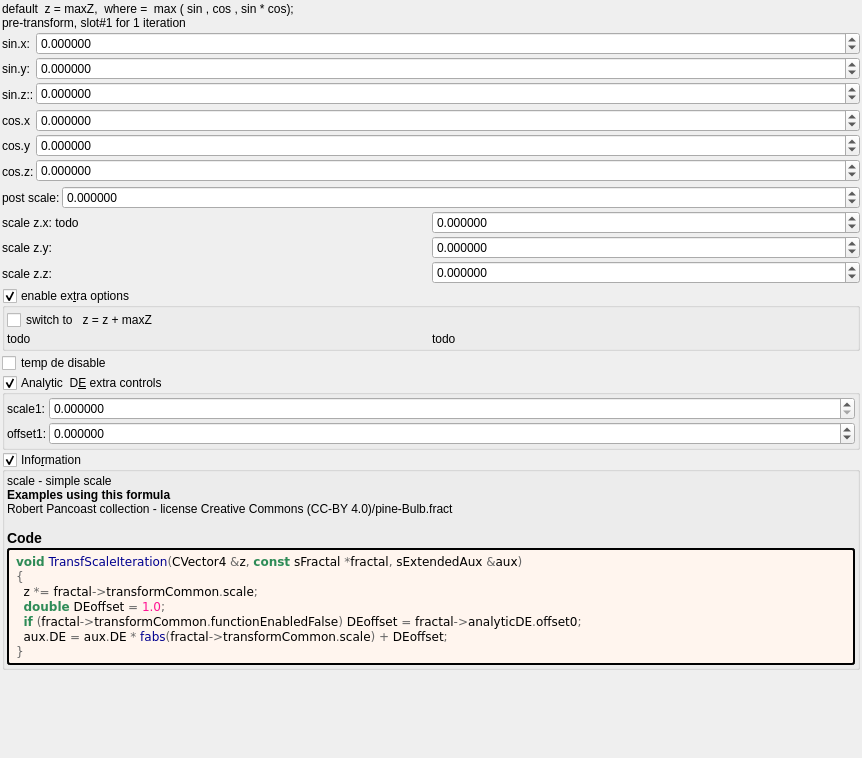
This is mandelbulber2/formula/ui/transf_sin_and_cos_max.ui in buddhi1980/mandelbulber2 as Qt 5 draws it before an edit. The edited form follows.
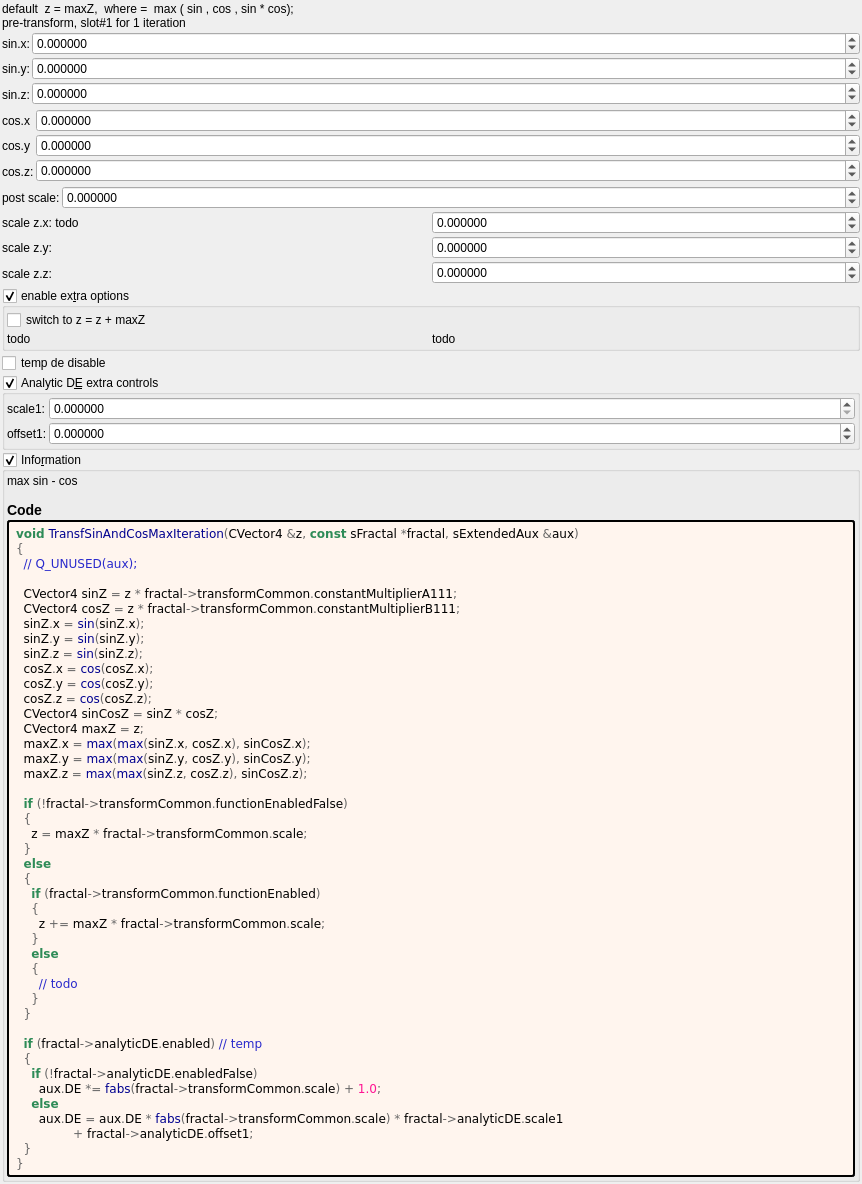
This is the edited form. Custom widgets are drawn as their Qt base class.

Commit message: Corrected calculation of r in OpenCL ComputeFractal for scator formulas Applied PopulateUI populateUiInformation.php script to update .cl files

Patch:
```diff
--- a/mandelbulber2/formula/ui/transf_sin_and_cos_max.ui
+++ b/mandelbulber2/formula/ui/transf_sin_and_cos_max.ui
@@ -59,7 +59,7 @@
      <item row="2" column="0" rowspan="2">
       <widget class="QLabel" name="label_108">
        <property name="text">
-        <string>sin.z::</string>
+        <string>sin.z:</string>
        </property>
       </widget>
      </item>
@@ -461,7 +461,7 @@
         <item row="0" column="1">
          <widget class="QCheckBox" name="checkBox_transf_function_enabled">
           <property name="text">
-           <string>switch to   z = z + maxZ</string>
+           <string>switch to z = z + maxZ</string>
           </property>
          </widget>
         </item>
@@ -483,7 +483,7 @@
       <string>&lt;html&gt;&lt;head/&gt;&lt;body&gt;&lt;p&gt;Adjusts the DE every time this slot is iterated.&lt;/p&gt;&lt;p&gt;The aim is to keep these parameters as low as possible.&lt;/p&gt;&lt;p&gt;High values improve the DE, but detail is lost.&lt;/p&gt;&lt;p&gt;Occasionally a negative Offset value is used. &lt;/p&gt;&lt;/body&gt;&lt;/html&gt;</string>
      </property>
      <property name="title">
-      <string>Analytic  D&amp;E extra controls</string>
+      <string>Analytic D&amp;E extra controls</string>
      </property>
      <property name="checkable">
       <bool>true</bool>
@@ -614,9 +614,9 @@
       <item>
        <widget class="QLabel" name="label_information_general">
         <property name="text">
-         <string notr="true">&lt;p&gt;scale - simple scale&lt;/p&gt;&lt;table&gt;
+         <string notr="true">&lt;p&gt;max sin - cos&lt;/p&gt;&lt;table&gt;
 &lt;/table&gt;
-&lt;br&gt;&lt;b&gt;Examples using this formula&lt;/b&gt;&lt;br&gt;Robert Pancoast collection - license Creative Commons (CC-BY 4.0)/pine-Bulb.fract&lt;h3&gt;Code&lt;/h3&gt;</string>
+&lt;h3&gt;Code&lt;/h3&gt;</string>
         </property>
         <property name="wordWrap">
          <bool>true</bool>
@@ -636,12 +636,48 @@
         </property>
         <property name="text">
          <string notr="true">&lt;body style=&quot;background-color:#fff5ee&quot;&gt;
-&lt;pre style=&quot;color:#000000; background-color:#fff5ee;  font-family:'Courier New',monospace;&quot;&gt;&lt;span style=&quot;color:#2e8b57; font-weight:bold&quot;&gt;void&lt;/span&gt; &lt;span style=&quot;color:#00008f&quot;&gt;TransfScaleIteration&lt;/span&gt;&lt;span style=&quot;color:#676767&quot;&gt;(&lt;/span&gt;CVector4 &lt;span style=&quot;color:#676767&quot;&gt;&amp;amp;&lt;/span&gt;z&lt;span style=&quot;color:#676767&quot;&gt;,&lt;/span&gt; &lt;span style=&quot;color:#2e8b57; font-weight:bold&quot;&gt;const&lt;/span&gt; sFractal &lt;span style=&quot;color:#676767&quot;&gt;*&lt;/span&gt;fractal&lt;span style=&quot;color:#676767&quot;&gt;,&lt;/span&gt; sExtendedAux &lt;span style=&quot;color:#676767&quot;&gt;&amp;amp;&lt;/span&gt;aux&lt;span style=&quot;color:#676767&quot;&gt;)&lt;/span&gt;
+&lt;pre style=&quot;color:#000000; background-color:#fff5ee;  font-family:'Courier New',monospace;&quot;&gt;&lt;span style=&quot;color:#2e8b57; font-weight:bold&quot;&gt;void&lt;/span&gt; &lt;span style=&quot;color:#00008f&quot;&gt;TransfSinAndCosMaxIteration&lt;/span&gt;&lt;span style=&quot;color:#676767&quot;&gt;(&lt;/span&gt;CVector4 &lt;span style=&quot;color:#676767&quot;&gt;&amp;amp;&lt;/span&gt;z&lt;span style=&quot;color:#676767&quot;&gt;,&lt;/span&gt; &lt;span style=&quot;color:#2e8b57; font-weight:bold&quot;&gt;const&lt;/span&gt; sFractal &lt;span style=&quot;color:#676767&quot;&gt;*&lt;/span&gt;fractal&lt;span style=&quot;color:#676767&quot;&gt;,&lt;/span&gt; sExtendedAux &lt;span style=&quot;color:#676767&quot;&gt;&amp;amp;&lt;/span&gt;aux&lt;span style=&quot;color:#676767&quot;&gt;)&lt;/span&gt;
 &lt;span style=&quot;color:#676767&quot;&gt;{&lt;/span&gt;
-  z &lt;span style=&quot;color:#676767&quot;&gt;*=&lt;/span&gt; fractal&lt;span style=&quot;color:#676767&quot;&gt;-&amp;gt;&lt;/span&gt;transformCommon&lt;span style=&quot;color:#676767&quot;&gt;.&lt;/span&gt;scale&lt;span style=&quot;color:#676767&quot;&gt;;&lt;/span&gt;
-  &lt;span style=&quot;color:#2e8b57; font-weight:bold&quot;&gt;double&lt;/span&gt; DEoffset &lt;span style=&quot;color:#676767&quot;&gt;=&lt;/span&gt; &lt;span style=&quot;color:#ff1493&quot;&gt;1.0&lt;/span&gt;&lt;span style=&quot;color:#676767&quot;&gt;;&lt;/span&gt;
-  &lt;span style=&quot;color:#2e8b57; font-weight:bold&quot;&gt;if&lt;/span&gt; &lt;span style=&quot;color:#676767&quot;&gt;(&lt;/span&gt;fractal&lt;span style=&quot;color:#676767&quot;&gt;-&amp;gt;&lt;/span&gt;transformCommon&lt;span style=&quot;color:#676767&quot;&gt;.&lt;/span&gt;functionEnabledFalse&lt;span style=&quot;color:#676767&quot;&gt;)&lt;/span&gt; DEoffset &lt;span style=&quot;color:#676767&quot;&gt;=&lt;/span&gt; fractal&lt;span style=&quot;color:#676767&quot;&gt;-&amp;gt;&lt;/span&gt;analyticDE&lt;span style=&quot;color:#676767&quot;&gt;.&lt;/span&gt;offset0&lt;span style=&quot;color:#676767&quot;&gt;;&lt;/span&gt;
-  aux&lt;span style=&quot;color:#676767&quot;&gt;.&lt;/span&gt;DE &lt;span style=&quot;color:#676767&quot;&gt;=&lt;/span&gt; aux&lt;span style=&quot;color:#676767&quot;&gt;.&lt;/span&gt;DE &lt;span style=&quot;color:#676767&quot;&gt;*&lt;/span&gt; &lt;span style=&quot;color:#00008f&quot;&gt;fabs&lt;/span&gt;&lt;span style=&quot;color:#676767&quot;&gt;(&lt;/span&gt;fractal&lt;span style=&quot;color:#676767&quot;&gt;-&amp;gt;&lt;/span&gt;transformCommon&lt;span style=&quot;color:#676767&quot;&gt;.&lt;/span&gt;scale&lt;span style=&quot;color:#676767&quot;&gt;) +&lt;/span&gt; DEoffset&lt;span style=&quot;color:#676767&quot;&gt;;&lt;/span&gt;
+  &lt;span style=&quot;color:#2929cc&quot;&gt;// Q_UNUSED(aux);&lt;/span&gt;
+
+  CVector4 sinZ &lt;span style=&quot;color:#676767&quot;&gt;=&lt;/span&gt; z &lt;span style=&quot;color:#676767&quot;&gt;*&lt;/span&gt; fractal&lt;span style=&quot;color:#676767&quot;&gt;-&amp;gt;&lt;/span&gt;transformCommon&lt;span style=&quot;color:#676767&quot;&gt;.&lt;/span&gt;constantMultiplierA111&lt;span style=&quot;color:#676767&quot;&gt;;&lt;/span&gt;
+  CVector4 cosZ &lt;span style=&quot;color:#676767&quot;&gt;=&lt;/span&gt; z &lt;span style=&quot;color:#676767&quot;&gt;*&lt;/span&gt; fractal&lt;span style=&quot;color:#676767&quot;&gt;-&amp;gt;&lt;/span&gt;transformCommon&lt;span style=&quot;color:#676767&quot;&gt;.&lt;/span&gt;constantMultiplierB111&lt;span style=&quot;color:#676767&quot;&gt;;&lt;/span&gt;
+  sinZ&lt;span style=&quot;color:#676767&quot;&gt;.&lt;/span&gt;x &lt;span style=&quot;color:#676767&quot;&gt;=&lt;/span&gt; &lt;span style=&quot;color:#00008f&quot;&gt;sin&lt;/span&gt;&lt;span style=&quot;color:#676767&quot;&gt;(&lt;/span&gt;sinZ&lt;span style=&quot;color:#676767&quot;&gt;.&lt;/span&gt;x&lt;span style=&quot;color:#676767&quot;&gt;);&lt;/span&gt;
+  sinZ&lt;span style=&quot;color:#676767&quot;&gt;.&lt;/span&gt;y &lt;span style=&quot;color:#676767&quot;&gt;=&lt;/span&gt; &lt;span style=&quot;color:#00008f&quot;&gt;sin&lt;/span&gt;&lt;span style=&quot;color:#676767&quot;&gt;(&lt;/span&gt;sinZ&lt;span style=&quot;color:#676767&quot;&gt;.&lt;/span&gt;y&lt;span style=&quot;color:#676767&quot;&gt;);&lt;/span&gt;
+  sinZ&lt;span style=&quot;color:#676767&quot;&gt;.&lt;/span&gt;z &lt;span style=&quot;color:#676767&quot;&gt;=&lt;/span&gt; &lt;span style=&quot;color:#00008f&quot;&gt;sin&lt;/span&gt;&lt;span style=&quot;color:#676767&quot;&gt;(&lt;/span&gt;sinZ&lt;span style=&quot;color:#676767&quot;&gt;.&lt;/span&gt;z&lt;span style=&quot;color:#676767&quot;&gt;);&lt;/span&gt;
+  cosZ&lt;span style=&quot;color:#676767&quot;&gt;.&lt;/span&gt;x &lt;span style=&quot;color:#676767&quot;&gt;=&lt;/span&gt; &lt;span style=&quot;color:#00008f&quot;&gt;cos&lt;/span&gt;&lt;span style=&quot;color:#676767&quot;&gt;(&lt;/span&gt;cosZ&lt;span style=&quot;color:#676767&quot;&gt;.&lt;/span&gt;x&lt;span style=&quot;color:#676767&quot;&gt;);&lt;/span&gt;
+  cosZ&lt;span style=&quot;color:#676767&quot;&gt;.&lt;/span&gt;y &lt;span style=&quot;color:#676767&quot;&gt;=&lt;/span&gt; &lt;span style=&quot;color:#00008f&quot;&gt;cos&lt;/span&gt;&lt;span style=&quot;color:#676767&quot;&gt;(&lt;/span&gt;cosZ&lt;span style=&quot;color:#676767&quot;&gt;.&lt;/span&gt;y&lt;span style=&quot;color:#676767&quot;&gt;);&lt;/span&gt;
+  cosZ&lt;span style=&quot;color:#676767&quot;&gt;.&lt;/span&gt;z &lt;span style=&quot;color:#676767&quot;&gt;=&lt;/span&gt; &lt;span style=&quot;color:#00008f&quot;&gt;cos&lt;/span&gt;&lt;span style=&quot;color:#676767&quot;&gt;(&lt;/span&gt;cosZ&lt;span style=&quot;color:#676767&quot;&gt;.&lt;/span&gt;z&lt;span style=&quot;color:#676767&quot;&gt;);&lt;/span&gt;
+  CVector4 sinCosZ &lt;span style=&quot;color:#676767&quot;&gt;=&lt;/span&gt; sinZ &lt;span style=&quot;color:#676767&quot;&gt;*&lt;/span&gt; cosZ&lt;span style=&quot;color:#676767&quot;&gt;;&lt;/span&gt;
+  CVector4 maxZ &lt;span style=&quot;color:#676767&quot;&gt;=&lt;/span&gt; z&lt;span style=&quot;color:#676767&quot;&gt;;&lt;/span&gt;
+  maxZ&lt;span style=&quot;color:#676767&quot;&gt;.&lt;/span&gt;x &lt;span style=&quot;color:#676767&quot;&gt;=&lt;/span&gt; &lt;span style=&quot;color:#00008f&quot;&gt;max&lt;/span&gt;&lt;span style=&quot;color:#676767&quot;&gt;(&lt;/span&gt;&lt;span style=&quot;color:#00008f&quot;&gt;max&lt;/span&gt;&lt;span style=&quot;color:#676767&quot;&gt;(&lt;/span&gt;sinZ&lt;span style=&quot;color:#676767&quot;&gt;.&lt;/span&gt;x&lt;span style=&quot;color:#676767&quot;&gt;,&lt;/span&gt; cosZ&lt;span style=&quot;color:#676767&quot;&gt;.&lt;/span&gt;x&lt;span style=&quot;color:#676767&quot;&gt;),&lt;/span&gt; sinCosZ&lt;span style=&quot;color:#676767&quot;&gt;.&lt;/span&gt;x&lt;span style=&quot;color:#676767&quot;&gt;);&lt;/span&gt;
+  maxZ&lt;span style=&quot;color:#676767&quot;&gt;.&lt;/span&gt;y &lt;span style=&quot;color:#676767&quot;&gt;=&lt;/span&gt; &lt;span style=&quot;color:#00008f&quot;&gt;max&lt;/span&gt;&lt;span style=&quot;color:#676767&quot;&gt;(&lt;/span&gt;&lt;span style=&quot;color:#00008f&quot;&gt;max&lt;/span&gt;&lt;span style=&quot;color:#676767&quot;&gt;(&lt;/span&gt;sinZ&lt;span style=&quot;color:#676767&quot;&gt;.&lt;/span&gt;y&lt;span style=&quot;color:#676767&quot;&gt;,&lt;/span&gt; cosZ&lt;span style=&quot;color:#676767&quot;&gt;.&lt;/span&gt;y&lt;span style=&quot;color:#676767&quot;&gt;),&lt;/span&gt; sinCosZ&lt;span style=&quot;color:#676767&quot;&gt;.&lt;/span&gt;y&lt;span style=&quot;color:#676767&quot;&gt;);&lt;/span&gt;
+  maxZ&lt;span style=&quot;color:#676767&quot;&gt;.&lt;/span&gt;z &lt;span style=&quot;color:#676767&quot;&gt;=&lt;/span&gt; &lt;span style=&quot;color:#00008f&quot;&gt;max&lt;/span&gt;&lt;span style=&quot;color:#676767&quot;&gt;(&lt;/span&gt;&lt;span style=&quot;color:#00008f&quot;&gt;max&lt;/span&gt;&lt;span style=&quot;color:#676767&quot;&gt;(&lt;/span&gt;sinZ&lt;span style=&quot;color:#676767&quot;&gt;.&lt;/span&gt;z&lt;span style=&quot;color:#676767&quot;&gt;,&lt;/span&gt; cosZ&lt;span style=&quot;color:#676767&quot;&gt;.&lt;/span&gt;z&lt;span style=&quot;color:#676767&quot;&gt;),&lt;/span&gt; sinCosZ&lt;span style=&quot;color:#676767&quot;&gt;.&lt;/span&gt;z&lt;span style=&quot;color:#676767&quot;&gt;);&lt;/span&gt;
+
+  &lt;span style=&quot;color:#2e8b57; font-weight:bold&quot;&gt;if&lt;/span&gt; &lt;span style=&quot;color:#676767&quot;&gt;(!&lt;/span&gt;fractal&lt;span style=&quot;color:#676767&quot;&gt;-&amp;gt;&lt;/span&gt;transformCommon&lt;span style=&quot;color:#676767&quot;&gt;.&lt;/span&gt;functionEnabledFalse&lt;span style=&quot;color:#676767&quot;&gt;)&lt;/span&gt;
+  &lt;span style=&quot;color:#676767&quot;&gt;{&lt;/span&gt;
+    z &lt;span style=&quot;color:#676767&quot;&gt;=&lt;/span&gt; maxZ &lt;span style=&quot;color:#676767&quot;&gt;*&lt;/span&gt; fractal&lt;span style=&quot;color:#676767&quot;&gt;-&amp;gt;&lt;/span&gt;transformCommon&lt;span style=&quot;color:#676767&quot;&gt;.&lt;/span&gt;scale&lt;span style=&quot;color:#676767&quot;&gt;;&lt;/span&gt;
+  &lt;span style=&quot;color:#676767&quot;&gt;}&lt;/span&gt;
+  &lt;span style=&quot;color:#2e8b57; font-weight:bold&quot;&gt;else&lt;/span&gt;
+  &lt;span style=&quot;color:#676767&quot;&gt;{&lt;/span&gt;
+    &lt;span style=&quot;color:#2e8b57; font-weight:bold&quot;&gt;if&lt;/span&gt; &lt;span style=&quot;color:#676767&quot;&gt;(&lt;/span&gt;fractal&lt;span style=&quot;color:#676767&quot;&gt;-&amp;gt;&lt;/span&gt;transformCommon&lt;span style=&quot;color:#676767&quot;&gt;.&lt;/span&gt;functionEnabled&lt;span style=&quot;color:#676767&quot;&gt;)&lt;/span&gt;
+    &lt;span style=&quot;color:#676767&quot;&gt;{&lt;/span&gt;
+      z &lt;span style=&quot;color:#676767&quot;&gt;+=&lt;/span&gt; maxZ &lt;span style=&quot;color:#676767&quot;&gt;*&lt;/span&gt; fractal&lt;span style=&quot;color:#676767&quot;&gt;-&amp;gt;&lt;/span&gt;transformCommon&lt;span style=&quot;color:#676767&quot;&gt;.&lt;/span&gt;scale&lt;span style=&quot;color:#676767&quot;&gt;;&lt;/span&gt;
+    &lt;span style=&quot;color:#676767&quot;&gt;}&lt;/span&gt;
+    &lt;span style=&quot;color:#2e8b57; font-weight:bold&quot;&gt;else&lt;/span&gt;
+    &lt;span style=&quot;color:#676767&quot;&gt;{&lt;/span&gt;
+      &lt;span style=&quot;color:#2929cc&quot;&gt;// todo&lt;/span&gt;
+    &lt;span style=&quot;color:#676767&quot;&gt;}&lt;/span&gt;
+  &lt;span style=&quot;color:#676767&quot;&gt;}&lt;/span&gt;
+
+  &lt;span style=&quot;color:#2e8b57; font-weight:bold&quot;&gt;if&lt;/span&gt; &lt;span style=&quot;color:#676767&quot;&gt;(&lt;/span&gt;fractal&lt;span style=&quot;color:#676767&quot;&gt;-&amp;gt;&lt;/span&gt;analyticDE&lt;span style=&quot;color:#676767&quot;&gt;.&lt;/span&gt;enabled&lt;span style=&quot;color:#676767&quot;&gt;)&lt;/span&gt; &lt;span style=&quot;color:#2929cc&quot;&gt;// temp&lt;/span&gt;
+  &lt;span style=&quot;color:#676767&quot;&gt;{&lt;/span&gt;
+    &lt;span style=&quot;color:#2e8b57; font-weight:bold&quot;&gt;if&lt;/span&gt; &lt;span style=&quot;color:#676767&quot;&gt;(!&lt;/span&gt;fractal&lt;span style=&quot;color:#676767&quot;&gt;-&amp;gt;&lt;/span&gt;analyticDE&lt;span style=&quot;color:#676767&quot;&gt;.&lt;/span&gt;enabledFalse&lt;span style=&quot;color:#676767&quot;&gt;)&lt;/span&gt;
+      aux&lt;span style=&quot;color:#676767&quot;&gt;.&lt;/span&gt;DE &lt;span style=&quot;color:#676767&quot;&gt;*=&lt;/span&gt; &lt;span style=&quot;color:#00008f&quot;&gt;fabs&lt;/span&gt;&lt;span style=&quot;color:#676767&quot;&gt;(&lt;/span&gt;fractal&lt;span style=&quot;color:#676767&quot;&gt;-&amp;gt;&lt;/span&gt;transformCommon&lt;span style=&quot;color:#676767&quot;&gt;.&lt;/span&gt;scale&lt;span style=&quot;color:#676767&quot;&gt;) +&lt;/span&gt; &lt;span style=&quot;color:#ff1493&quot;&gt;1.0&lt;/span&gt;&lt;span style=&quot;color:#676767&quot;&gt;;&lt;/span&gt;
+    &lt;span style=&quot;color:#2e8b57; font-weight:bold&quot;&gt;else&lt;/span&gt;
+      aux&lt;span style=&quot;color:#676767&quot;&gt;.&lt;/span&gt;DE &lt;span style=&quot;color:#676767&quot;&gt;=&lt;/span&gt; aux&lt;span style=&quot;color:#676767&quot;&gt;.&lt;/span&gt;DE &lt;span style=&quot;color:#676767&quot;&gt;*&lt;/span&gt; &lt;span style=&quot;color:#00008f&quot;&gt;fabs&lt;/span&gt;&lt;span style=&quot;color:#676767&quot;&gt;(&lt;/span&gt;fractal&lt;span style=&quot;color:#676767&quot;&gt;-&amp;gt;&lt;/span&gt;transformCommon&lt;span style=&quot;color:#676767&quot;&gt;.&lt;/span&gt;scale&lt;span style=&quot;color:#676767&quot;&gt;) *&lt;/span&gt; fractal&lt;span style=&quot;color:#676767&quot;&gt;-&amp;gt;&lt;/span&gt;analyticDE&lt;span style=&quot;color:#676767&quot;&gt;.&lt;/span&gt;scale1
+               &lt;span style=&quot;color:#676767&quot;&gt;+&lt;/span&gt; fractal&lt;span style=&quot;color:#676767&quot;&gt;-&amp;gt;&lt;/span&gt;analyticDE&lt;span style=&quot;color:#676767&quot;&gt;.&lt;/span&gt;offset1&lt;span style=&quot;color:#676767&quot;&gt;;&lt;/span&gt;
+  &lt;span style=&quot;color:#676767&quot;&gt;}&lt;/span&gt;
 &lt;span style=&quot;color:#676767&quot;&gt;}&lt;/span&gt;
 &lt;/pre&gt;
 &lt;/body&gt;</string>
```
Left out of the diff: 6 changed lines with no effect on the pictures. The commit also changes 44 other files.
